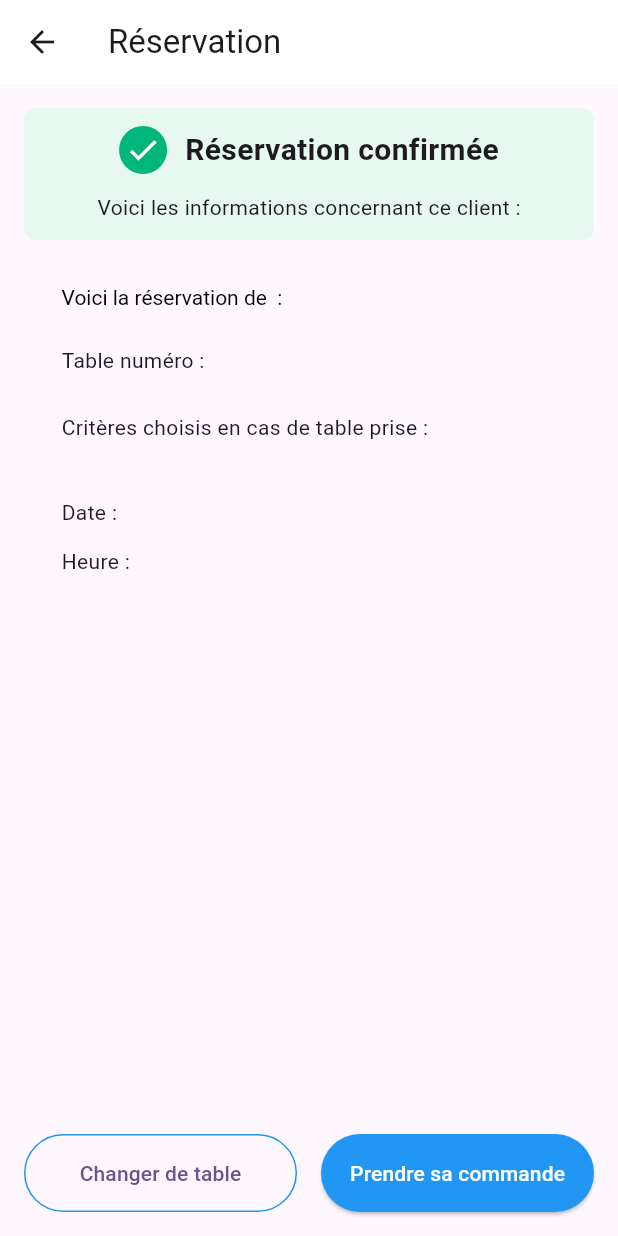
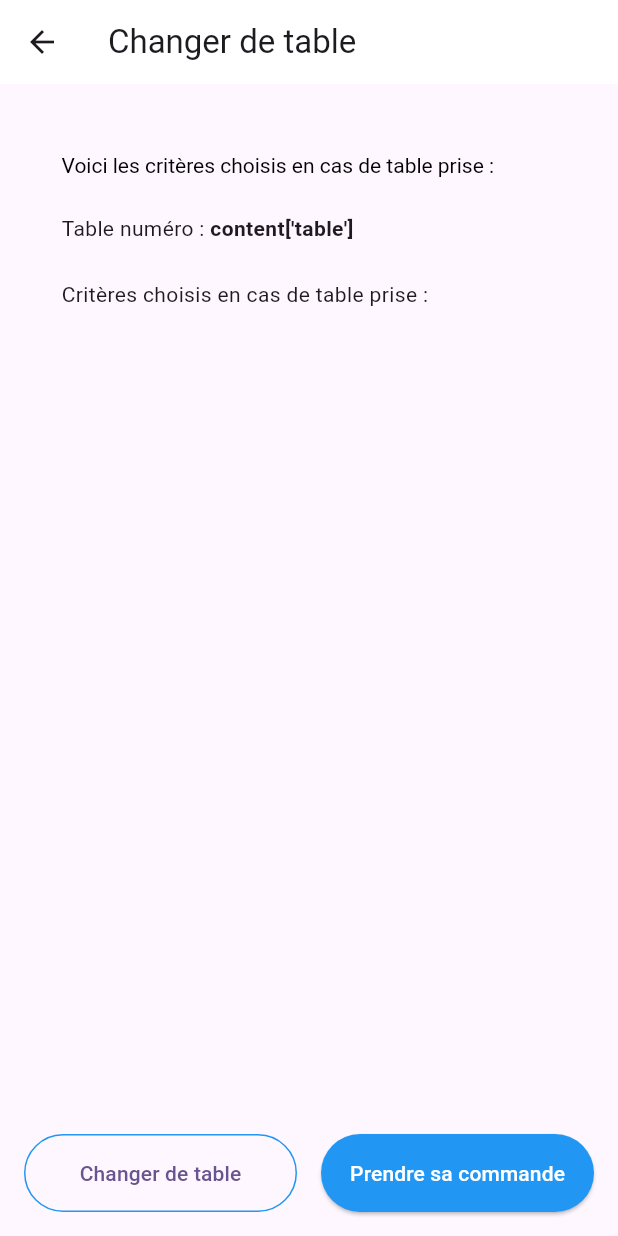
Before and after one commit to alex4900/App-La-Detente-De-Camoel, a Flutter app: the QRResultat screen opened directly with empty values, after a tap on "Changer de table", on a phone screen of 412 x 824 dp. Run offline on Flutter 3.47's test engine with Material 3 defaults, Android fonts, the light colour scheme and no system bars; our stand-ins replace flutter_svg, shared_preferences; missing offline and left inert: qr_code_scanner_plus; accounts and stored records are empty.

Commit message:
Changer de table pt1, affiche de l'interface reliée par le bouton changer de table

```diff
--- a/lib/ui/screens/HomePageScreen.dart
+++ b/lib/ui/screens/HomePageScreen.dart
@@ -14,7 +14,7 @@ import 'home/page4.dart';
 
 class HomePageScreen extends StatefulWidget {
   final int initialIndex;
-  const HomePageScreen({Key? key, this.initialIndex = 1}) : super(key: key);
+  const HomePageScreen({Key? key, this.initialIndex = 0}) : super(key: key);
 
   @override
   createState() => _HomePageScreenState();
--- /dev/null
+++ b/lib/ui/screens/qrCode/changerTable.dart
@@ -0,0 +1,112 @@
+import 'package:flutter/material.dart';
+
+class ChangerTable extends StatefulWidget {
+  const ChangerTable({super.key});
+
+  @override
+  State<ChangerTable> createState() => _ChangerTableState();
+}
+
+class _ChangerTableState extends State<ChangerTable> {
+  @override
+  Widget build(BuildContext context) {
+    return Scaffold(
+      appBar: AppBar(
+        title: const Text('Changer de table'),
+        leading: IconButton(
+          icon: const Icon(Icons.arrow_back),
+          onPressed: () => Navigator.of(context).pop(),
+        ),
+        backgroundColor: Colors.white,
+        elevation: 0,
+
+      ),
+      body: Padding(
+          padding: const EdgeInsets.all(16.0),
+          child: Column(
+          children: [
+
+          const SizedBox(height: 30.0),
+
+          Container(
+            width: double.infinity,
+            constraints: const BoxConstraints(maxWidth: 330),
+            child: Column(
+              crossAxisAlignment: CrossAxisAlignment.start,
+              children: [
+                RichText(
+                  text: TextSpan(
+                    style: const TextStyle(fontSize: 14.0, color: Colors.black),
+                    children: [
+                      const TextSpan(text: 'Voici les critères choisis en cas de table prise :'),
+                    ],
+                  ),
+                ),
+                const SizedBox(height: 24.0),
+                Row(
+                  children: [
+                    const Text(
+                      'Table numéro : ',
+                      style: TextStyle(fontSize: 14.0),
+                    ),
+                    Text(
+                      "content['table']",
+                      style: const TextStyle(
+                        fontSize: 14.0,
+                        fontWeight: FontWeight.bold,
+                      ),
+                    ),
+                  ],
+                ),
+                const SizedBox(height: 24.0),
+                const Text(
+                  'Critères choisis en cas de table prise :',
+                  style: TextStyle(fontSize: 14.0),
+                ),
+
+              ],
+            ),
+          ),
+          const Spacer(flex: 2),
+          Row(
+            children: [
+              Expanded(
+                child: OutlinedButton(
+                  onPressed: () {
+                    Navigator.push(
+                      context,
+                      MaterialPageRoute(
+                        builder: (context) => ChangerTable(),
+                      ),
+                    );
+
+                  },
+                  style: OutlinedButton.styleFrom(
+                    padding: const EdgeInsets.symmetric(vertical: 16.0),
+                    side: const BorderSide(color: Colors.blue),
+                  ),
+                  child: const Text('Changer de table'),
+                ),
+              ),
+              const SizedBox(width: 16.0),
+              Expanded(
+                child: ElevatedButton(
+                  onPressed: () {},
+                  style: ElevatedButton.styleFrom(
+                    padding: const EdgeInsets.symmetric(vertical: 16.0),
+                    backgroundColor: Colors.blue,
+                  ),
+                  child: const Text(
+                    'Prendre sa commande',
+                    style: TextStyle(color: Colors.white),
+                  ),
+                ),
+              ),
+            ],
+          ),
+          ],
+        ),
+      ),
+    );
+  }
+}
--- a/lib/ui/screens/qrCode/qrResultat.dart
+++ b/lib/ui/screens/qrCode/qrResultat.dart
@@ -1,4 +1,5 @@
 import 'package:flutter/material.dart';
+import 'changerTable.dart';
 
 class QRResultat extends StatelessWidget {
   final Map<String, dynamic> content;
@@ -167,7 +168,15 @@ class QRResultat extends StatelessWidget {
               children: [
                 Expanded(
                   child: OutlinedButton(
-                    onPressed: () {},
+                    onPressed: () {
+                      Navigator.push(
+                        context,
+                        MaterialPageRoute(
+                          builder: (context) => ChangerTable(),
+                        ),
+                      );
+
+                    },
                     style: OutlinedButton.styleFrom(
                       padding: const EdgeInsets.symmetric(vertical: 16.0),
                       side: const BorderSide(color: Colors.blue),
--- a/lib/ui/screens/qrCode/reservationPassee.dart
+++ b/lib/ui/screens/qrCode/reservationPassee.dart
@@ -7,8 +7,9 @@ class ReservationPasseePage extends StatelessWidget {
   const ReservationPasseePage({Key? key, required this.content}) : super(key: key);
 
   String getTimeDifference(DateTime startDateTime, DateTime endDateTime) {
-    // la fonction difference calcule la différence entre les deux dates
-    Duration difference = endDateTime.difference(startDateTime);
+    // j'ai merdé j'ai inversé les deux mais c'est pas grave ça fonctionne
+
+    Duration difference = DateTime.now().difference(startDateTime);
 
 
     if (difference.inDays > 0) {
```
